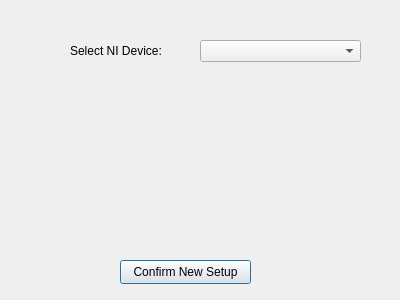
Above: src/app/src/advancedsetupdialog.ui from CuriBio/nautilus_acquisition before the change. Below: the same form after it.
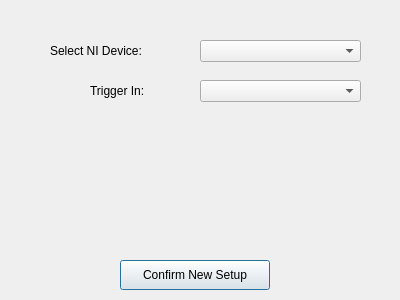
That is the form after the change.

Commit message:
Set trigger mode (#68)
- Add ability to update trigger mode inside software

Diff of the .ui file:
```diff
--- a/src/app/src/advancedsetupdialog.ui
+++ b/src/app/src/advancedsetupdialog.ui
@@ -26,9 +26,9 @@
   <widget class="QLabel" name="label">
    <property name="geometry">
     <rect>
-     <x>70</x>
+     <x>50</x>
      <y>40</y>
-     <width>91</width>
+     <width>111</width>
      <height>21</height>
     </rect>
    </property>
@@ -41,14 +41,37 @@
     <rect>
      <x>120</x>
      <y>260</y>
-     <width>131</width>
-     <height>24</height>
+     <width>150</width>
+     <height>30</height>
     </rect>
    </property>
    <property name="text">
     <string>Confirm New Setup</string>
    </property>
   </widget>
+  <widget class="QLabel" name="label_2">
+   <property name="geometry">
+    <rect>
+     <x>90</x>
+     <y>80</y>
+     <width>71</width>
+     <height>21</height>
+    </rect>
+   </property>
+   <property name="text">
+    <string>Trigger In:</string>
+   </property>
+  </widget>
+  <widget class="QComboBox" name="triggerModeList">
+   <property name="geometry">
+    <rect>
+     <x>200</x>
+     <y>80</y>
+     <width>161</width>
+     <height>22</height>
+    </rect>
+   </property>
+  </widget>
  </widget>
  <resources/>
  <connections/>
```
The commit also changes 7 other files.
